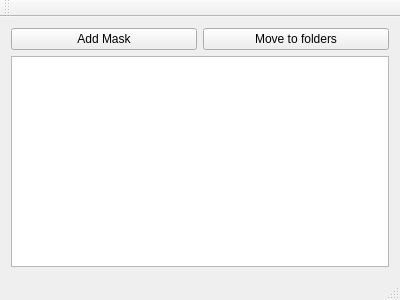
Old version of the form mainwindow.ui in the repository szazdenes/Maskingfor1000Viking.
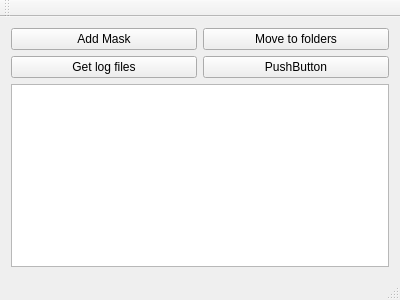
New version of the form.

```diff
--- a/mainwindow.ui
+++ b/mainwindow.ui
@@ -29,9 +29,23 @@
       </property>
      </widget>
     </item>
-    <item row="1" column="0" colspan="2">
+    <item row="2" column="0" colspan="2">
      <widget class="QListWidget" name="listWidget"/>
     </item>
+    <item row="1" column="0">
+     <widget class="QPushButton" name="logPushButton">
+      <property name="text">
+       <string>Get log files</string>
+      </property>
+     </widget>
+    </item>
+    <item row="1" column="1">
+     <widget class="QPushButton" name="pushButton_2">
+      <property name="text">
+       <string>PushButton</string>
+      </property>
+     </widget>
+    </item>
    </layout>
   </widget>
   <widget class="QMenuBar" name="menuBar">
```
